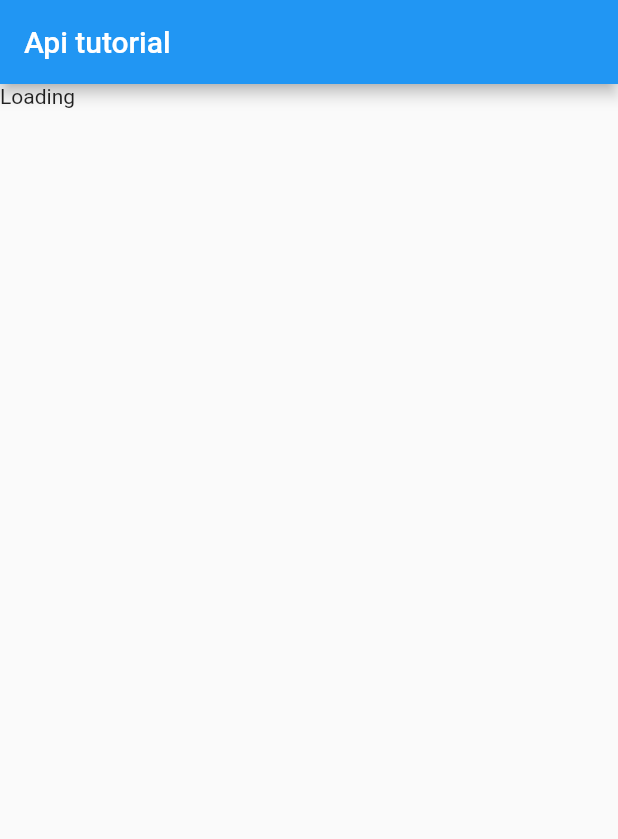
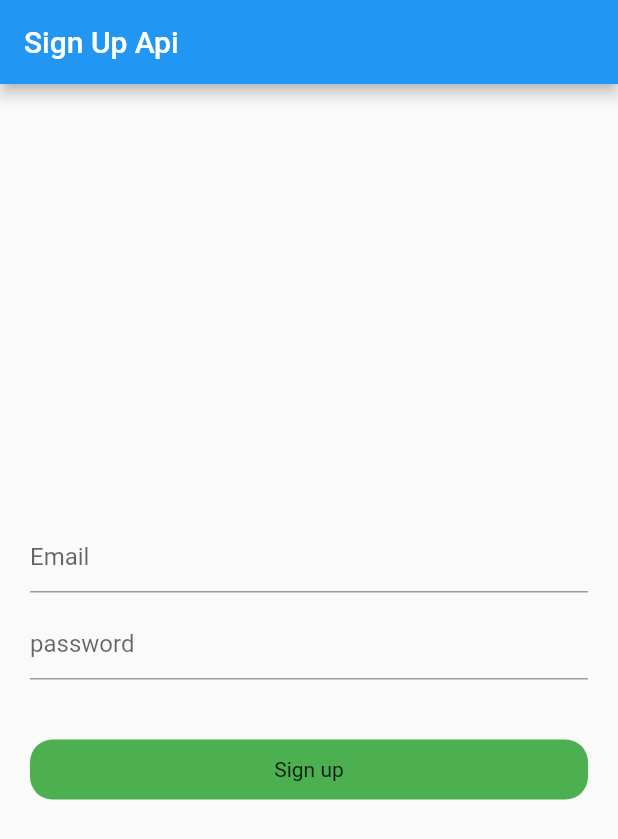
Before and after one commit to es-amit/API-tutorials, a Flutter app: the screen it shows after launch, on a phone screen of 412 x 824 dp. Shown: the top 839 px of the screen. Run offline on Flutter 3.47's test engine with Material 2 defaults, Android fonts, the phone set to English and light mode, and no system bars.

Commit message:
login and register using api

```diff
--- a/lib/main.dart
+++ b/lib/main.dart
@@ -1,5 +1,6 @@
 // import 'package:api_tutorials/screens/home_screen.dart';
-import 'package:api_tutorials/screens/tutorial_five.dart';
+import 'package:api_tutorials/screens/signup.dart';
+//import 'package:api_tutorials/screens/tutorial_five.dart';
 //import 'package:api_tutorials/screens/tutorial_four.dart';
 //import 'package:api_tutorials/screens/tutorial_three.dart';
 // import 'package:api_tutorials/screens/tutorial_two.dart';
@@ -8,6 +9,6 @@ import 'package:flutter/material.dart';
 void main(){
   runApp(const MaterialApp(
     debugShowCheckedModeBanner: false,
-    home: ExampleFive(),
+    home: SignUpScreen(),
   ));
 }
--- /dev/null
+++ b/lib/screens/signup.dart
@@ -0,0 +1,90 @@
+import 'dart:convert';
+
+import 'package:flutter/material.dart';
+import 'package:http/http.dart';
+
+class SignUpScreen extends StatefulWidget {
+  const SignUpScreen({super.key});
+
+  @override
+  State<SignUpScreen> createState() => _SignUpScreenState();
+}
+
+class _SignUpScreenState extends State<SignUpScreen> {
+  TextEditingController emailController = TextEditingController();
+  TextEditingController passwordController = TextEditingController();
+
+  void login(String email,String password)async{
+    try{
+      Response response  = await post(
+        Uri.parse('https://reqres.in/api/register'),
+        body: {
+          'email': email,
+          'password': password
+        }
+      );
+
+      if(response.statusCode ==200){
+        var data = jsonDecode(response.body.toString());
+        print(data['token']);
+        print('account created successfully!!');
+
+      }
+      else{
+        print('failed!!');
+      }
+    }
+    catch(e){
+      print(e.toString());
+    }
+  }
+  @override
+  Widget build(BuildContext context) {
+    return Scaffold(
+      appBar: AppBar(
+        title: const Text('Sign Up Api'),
+      ),
+      body: Padding(
+        padding: const EdgeInsets.all(20.0),
+        child: Column(
+          crossAxisAlignment: CrossAxisAlignment.center,
+          mainAxisAlignment: MainAxisAlignment.center,
+          children: [
+            TextFormField(
+              controller: emailController,
+              decoration: const InputDecoration(
+                hintText: "Email",
+              ),
+            ),
+            const SizedBox(height: 10,),
+            TextFormField(
+              controller: passwordController,
+              decoration: const InputDecoration(
+                hintText: "password",
+              ),
+
+            ),
+            const SizedBox(height: 40,),
+            GestureDetector(
+              onTap: (){
+                login(emailController.text.toString(),passwordController.text.toString());
+
+              },
+              child: Container(
+                height: 40,
+                width: MediaQuery.of(context).size.width,
+                decoration: BoxDecoration(
+                  color: Colors.green,
+                  borderRadius: BorderRadius.circular(15)
+                ),
+                child: const Center(
+                  child: Text('Sign up'),
+                ),
+              ),
+            )
+          ],
+        ),
+      ),
+    );
+  }
+}
--- a/lib/screens/tutorial_four.dart
+++ b/lib/screens/tutorial_four.dart
@@ -64,6 +64,7 @@ class _ExampleFourState extends State<ExampleFour> {
     );
   }
 }
+// ignore: must_be_immutable
 class ReusableRow extends StatelessWidget {
   String title,value;
 
```
Also changed, not shown: pubspec.yaml (+1 -6 lines), pubspec.lock, 5 other files.
